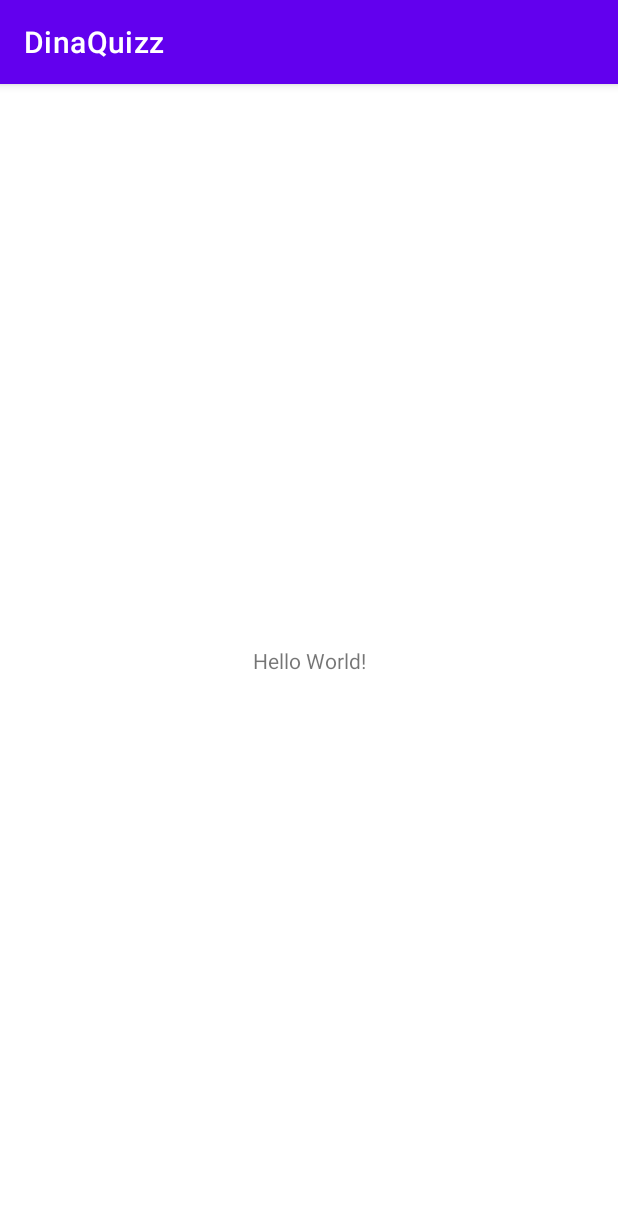
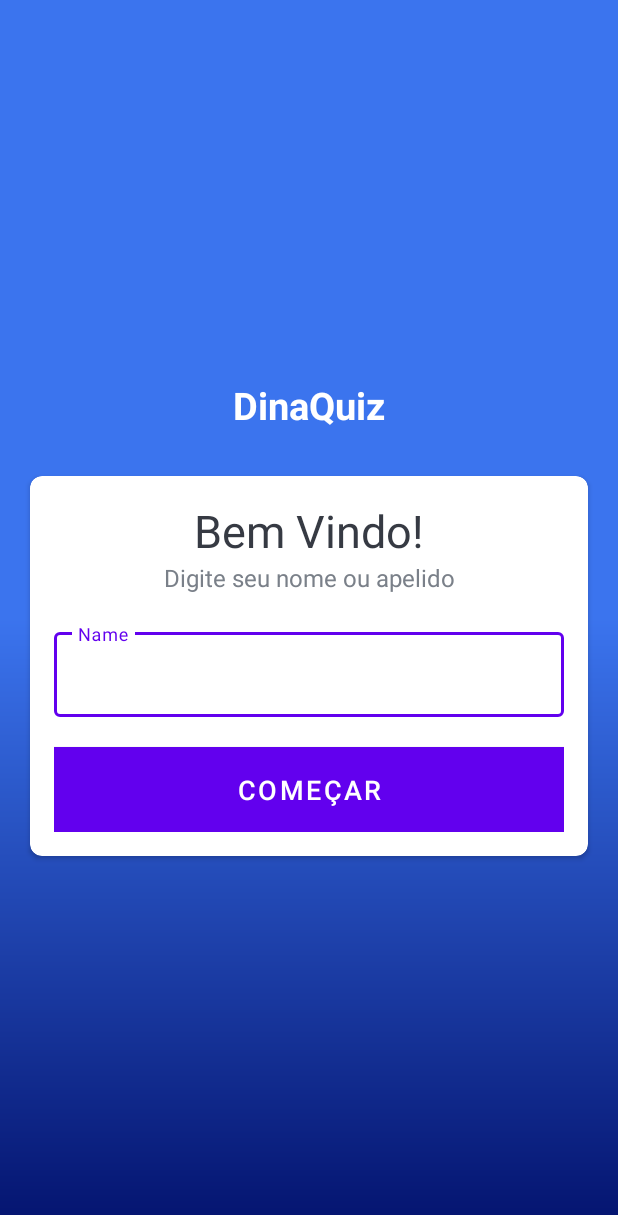
Before and after one commit to wagmattei/DinaQuizz, an Android app: the screen it shows after launch (MainActivity), on a phone screen of 412 x 824 dp. Shown: the top 1215 px of the screen. Run offline under Robolectric (Android 15) with nearby library versions, the phone set to English and light mode, and no system bars.

Commit message:
feat: created login screen in MainActivity

```diff
--- a/app/src/main/AndroidManifest.xml
+++ b/app/src/main/AndroidManifest.xml
@@ -10,7 +10,7 @@
         android:supportsRtl="true"
         android:theme="@style/Theme.DinaQuizz">
         <activity
-            android:name=".MainActivity"
+            android:name=".ui.main.MainActivity"
             android:exported="true">
             <intent-filter>
                 <action android:name="android.intent.action.MAIN" />
--- a/app/src/main/java/com/wagmattei/dinaquizz/MainActivity.kt
+++ b/app/src/main/java/com/wagmattei/dinaquizz/ui/main/MainActivity.kt
@@ -1,11 +1,20 @@
-package com.wagmattei.dinaquizz
+package com.wagmattei.dinaquizz.ui.main
 
 import androidx.appcompat.app.AppCompatActivity
 import android.os.Bundle
+import android.view.View
+import com.wagmattei.dinaquizz.R
 
 class MainActivity : AppCompatActivity() {
     override fun onCreate(savedInstanceState: Bundle?) {
         super.onCreate(savedInstanceState)
         setContentView(R.layout.activity_main)
+        hideActionBar()
+
+    }
+
+    private fun hideActionBar() {
+        window.decorView.systemUiVisibility = View.SYSTEM_UI_FLAG_FULLSCREEN
+        actionBar?.hide();
     }
 }
--- /dev/null
+++ b/app/src/main/res/drawable/background.xml
@@ -0,0 +1,7 @@
+<?xml version="1.0" encoding="utf-8"?>
+<shape xmlns:android="http://schemas.android.com/apk/res/android">
+    <gradient android:startColor="#03126D"
+        android:centerColor="#3B74EE"
+        android:endColor="#3B74EE"
+        android:angle="90" />
+</shape>
--- a/app/src/main/res/layout/activity_main.xml
+++ b/app/src/main/res/layout/activity_main.xml
@@ -1,18 +1,87 @@
 <?xml version="1.0" encoding="utf-8"?>
-<androidx.constraintlayout.widget.ConstraintLayout xmlns:android="http://schemas.android.com/apk/res/android"
+<LinearLayout xmlns:android="http://schemas.android.com/apk/res/android"
     xmlns:app="http://schemas.android.com/apk/res-auto"
     xmlns:tools="http://schemas.android.com/tools"
     android:layout_width="match_parent"
     android:layout_height="match_parent"
-    tools:context=".MainActivity">
+    android:background="@drawable/background"
+    android:gravity="center"
+    android:orientation="vertical"
+    tools:context=".ui.main.MainActivity">
 
     <TextView
-        android:layout_width="wrap_content"
+        android:id="@+id/tv_app_name"
+        android:layout_width="match_parent"
         android:layout_height="wrap_content"
-        android:text="Hello World!"
-        app:layout_constraintBottom_toBottomOf="parent"
-        app:layout_constraintLeft_toLeftOf="parent"
-        app:layout_constraintRight_toRightOf="parent"
-        app:layout_constraintTop_toTopOf="parent" />
+        android:layout_marginBottom="30dp"
+        android:gravity="center"
+        android:text="@string/loginTitle"
+        android:textColor="@color/white"
+        android:textSize="25sp"
+        android:textStyle="bold" />
 
-</androidx.constraintlayout.widget.ConstraintLayout>
+    <androidx.cardview.widget.CardView
+        android:layout_width="match_parent"
+        android:layout_height="wrap_content"
+        android:layout_marginStart="20dp"
+        android:layout_marginEnd="20dp"
+        android:background="@color/white"
+        android:elevation="5dp"
+        app:cardCornerRadius="8dp">
+
+        <LinearLayout
+            android:layout_width="match_parent"
+            android:layout_height="wrap_content"
+            android:orientation="vertical"
+            android:padding="16dp">
+
+
+            <TextView
+                android:layout_width="match_parent"
+                android:layout_height="wrap_content"
+                android:gravity="center"
+                android:text="@string/login_wellcome"
+                android:textColor="#363A43"
+                android:textSize="30sp" />
+
+            <TextView
+                android:layout_width="match_parent"
+                android:layout_height="wrap_content"
+                android:gravity="center"
+                android:text="@string/login_ask_name"
+                android:textColor="#7A8089"
+                android:textSize="16sp" />
+
+            <com.google.android.material.textfield.TextInputLayout
+                style="@style/Widget.MaterialComponents.TextInputLayout.OutlinedBox"
+                android:layout_width="match_parent"
+                android:layout_height="wrap_content"
+                android:layout_marginTop="20dp">
+
+                <androidx.appcompat.widget.AppCompatEditText
+                    android:id="@+id/et_name"
+                    android:layout_width="match_parent"
+                    android:layout_height="wrap_content"
+                    android:hint="Name"
+                    android:textColor="#363A43"
+                    android:textColorHint="#7A8089" />
+            </com.google.android.material.textfield.TextInputLayout>
+
+            <Button
+                android:id="@+id/btn_start"
+                android:layout_width="match_parent"
+                android:layout_height="wrap_content"
+                android:text="@string/login_start"
+                android:background="?attr/colorPrimary"
+                android:textColor="@color/white"
+                android:textSize="18sp"
+                android:layout_marginTop="20dp"
+                android:padding="10dp"/>
+
+
+        </LinearLayout>
+
+    </androidx.cardview.widget.CardView>
+
+
+</LinearLayout>
--- a/app/src/main/res/values/strings.xml
+++ b/app/src/main/res/values/strings.xml
@@ -1,3 +1,7 @@
 <resources>
     <string name="app_name">DinaQuizz</string>
+    <string name="loginTitle">DinaQuiz</string>
+    <string name="login_wellcome">Bem Vindo!</string>
+    <string name="login_ask_name">Digite seu nome ou apelido</string>
+    <string name="login_start">Começar</string>
 </resources>
--- a/app/src/main/res/values/themes.xml
+++ b/app/src/main/res/values/themes.xml
@@ -1,6 +1,6 @@
 <resources xmlns:tools="http://schemas.android.com/tools">
     <!-- Base application theme. -->
-    <style name="Theme.DinaQuizz" parent="Theme.MaterialComponents.DayNight.DarkActionBar">
+    <style name="Theme.DinaQuizz" parent="Theme.MaterialComponents.DayNight.NoActionBar">
         <!-- Primary brand color. -->
         <item name="colorPrimary">@color/purple_500</item>
         <item name="colorPrimaryVariant">@color/purple_700</item>
```
